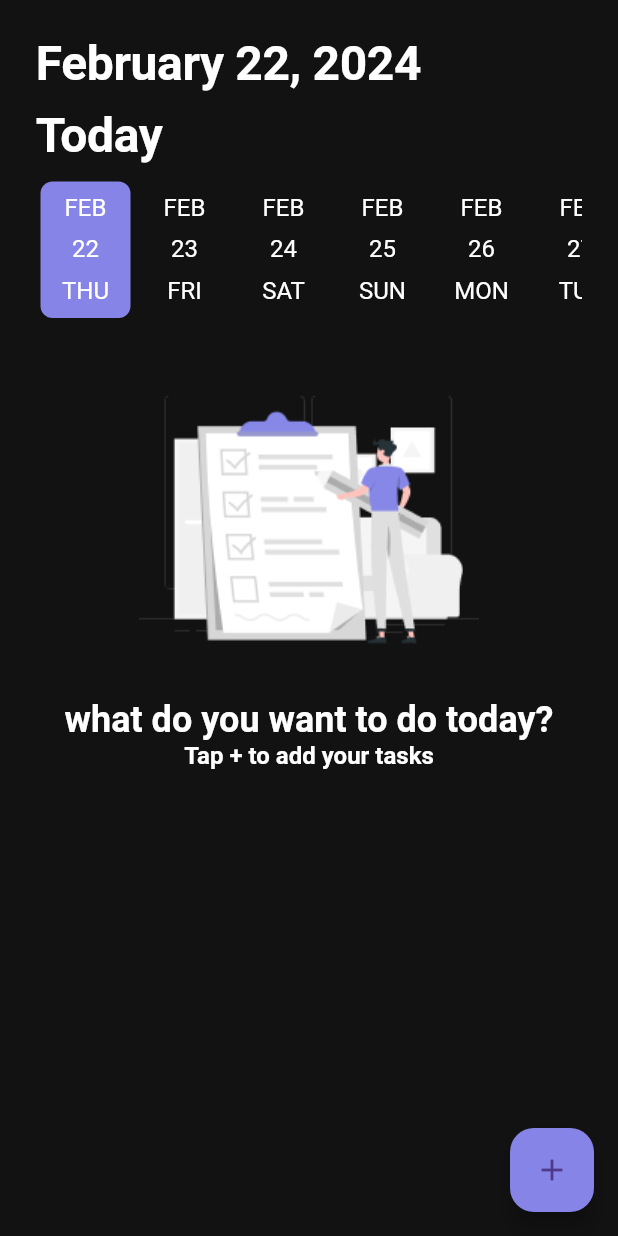
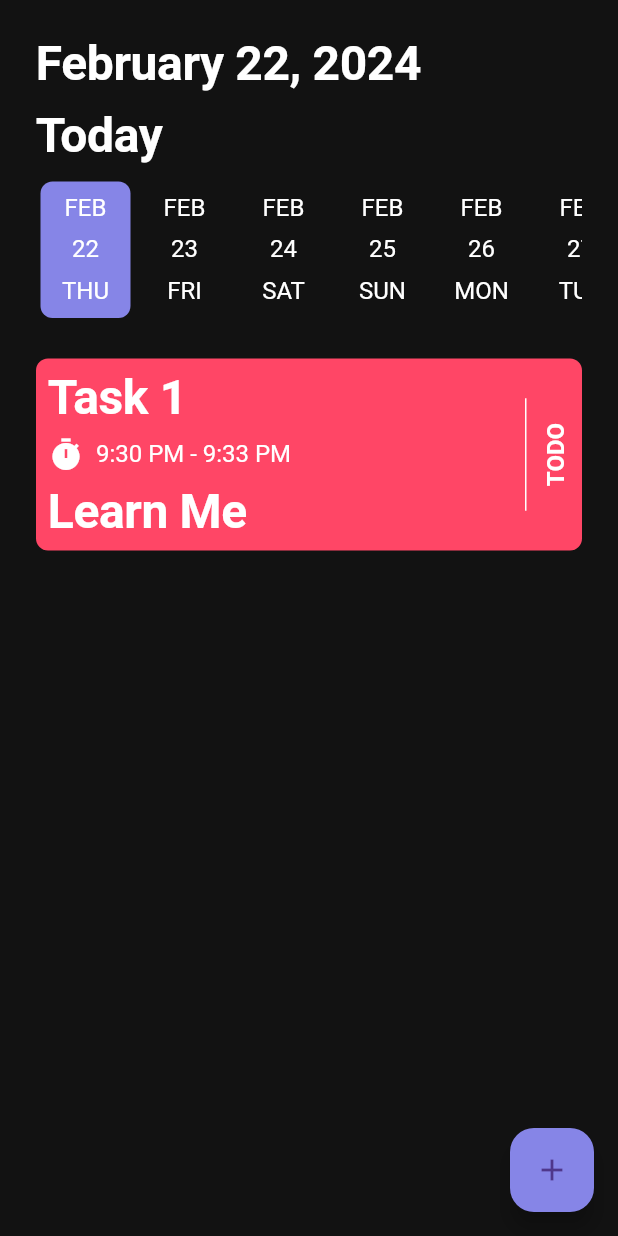
Before and after one commit to hassanoshea/toDo_app, a Flutter app: the screen it shows after launch, after a tap on "Skip", after a tap on "Get Started", on a phone screen of 412 x 824 dp. Run offline on Flutter 3.47's test engine with Material 3 defaults, Android fonts, the phone set to English and light mode, and no system bars; drawn by our look-alikes of date_picker_timeline; our stand-ins replace get_it, shared_preferences, smooth_page_indicator.

Commit message:
just commit

```diff
--- a/lib/core/widgets/custom_elevated_button.dart
+++ b/lib/core/widgets/custom_elevated_button.dart
@@ -3,15 +3,23 @@ import 'package:to_do_app/core/utils/app_colors.dart';
 
 class CustomElevatedButton extends StatelessWidget {
   const CustomElevatedButton(
-      {super.key, required this.text, required this.onPressed});
+      {super.key,
+      required this.text,
+      required this.onPressed,
+      this.color = AppColors.primary});
 
   final String text;
   final VoidCallback onPressed;
+  final Color? color;
 
   @override
   Widget build(BuildContext context) {
     return ElevatedButton(
-      style: Theme.of(context).elevatedButtonTheme.style,
+      style: Theme.of(context)
+          .elevatedButtonTheme
+          .style!
+          .copyWith(backgroundColor:
+          MaterialStatePropertyAll(color)),
       onPressed: onPressed,
       child: Text(
         text,
--- a/lib/feature/task/presentation/screens/home_screen.dart
+++ b/lib/feature/task/presentation/screens/home_screen.dart
@@ -1,9 +1,12 @@
 import 'package:date_picker_timeline/date_picker_timeline.dart';
 import 'package:flutter/material.dart';
 import 'package:intl/intl.dart';
+import 'package:to_do_app/core/commons/commos.dart';
 import 'package:to_do_app/core/utils/app_assets.dart';
 import 'package:to_do_app/core/utils/app_colors.dart';
 import 'package:to_do_app/core/utils/app_string.dart';
+import 'package:to_do_app/core/widgets/custom_elevated_button.dart';
+import 'package:to_do_app/feature/task/presentation/screens/add_task_screen/add_task_screen.dart';
 
 class HomeScreen extends StatelessWidget {
   const HomeScreen({super.key});
@@ -23,12 +26,14 @@ class HomeScreen extends StatelessWidget {
                 style: Theme.of(context).textTheme.displayLarge,
               ),
               const SizedBox(height: 12),
+
               //Today
               Text(
                 AppStrings.today,
                 style: Theme.of(context).textTheme.displayLarge,
               ),
               const SizedBox(height: 10),
+
               //date picker
               DatePicker(
                 DateTime.now(),
@@ -44,13 +49,59 @@ class HomeScreen extends StatelessWidget {
                 },
               ),
               const SizedBox(height: 24),
+
               //no Tasks
-              noTassksWidgets(context)
+              // noTassksWidgets(context)
+              InkWell(
+                  onTap: () {
+                    showModalBottomSheet(
+                        context: context,
+                        builder: (context) {
+                          return Container(
+                            padding: const EdgeInsets.all(24),
+                            height: 240,
+                            color: AppColors.deepGrey,
+                            child: Column(
+                              children: [
+                                //task completed
+                                SizedBox(
+                                    height: 48,
+                                    width: double.infinity,
+                                    child: CustomElevatedButton(
+                                        text: AppStrings.taskCompleted,
+                                        onPressed: () {})),
+                                        const SizedBox(height: 24),
+
+                                //deleteTask
+                                SizedBox(
+                                    height: 48,
+                                    width: double.infinity,
+                                    child: CustomElevatedButton(
+                                      color: AppColors.red,
+                                        text: AppStrings.deleteTask,
+                                        onPressed: () {})),
+                                        const SizedBox(height: 24),
+
+                                //Cancel
+                                SizedBox(
+                                    height: 48,
+                                    width: double.infinity,
+                                    child: CustomElevatedButton(
+                                        text: AppStrings.cancel,
+                                        onPressed: () {})),
+                              ],
+                            ),
+                          );
+                        });
+                  },
+                  child: TaskComponant()),
             ],
           ),
         ),
         floatingActionButton: FloatingActionButton(
-          onPressed: () {},
+          onPressed: () {
+            navigator(context: context, screen: AddTaskScreen());
+          },
           backgroundColor: AppColors.primary,
           child: const Icon(Icons.add),
         ),
@@ -61,6 +112,7 @@ class HomeScreen extends StatelessWidget {
   Column noTassksWidgets(BuildContext context) {
     return Column(children: [
       const SizedBox(width: 500),
+
       //Image
       Image.asset(AppAssets.noTasks),
 
@@ -77,3 +129,71 @@ class HomeScreen extends StatelessWidget {
     ]);
   }
 }
+
+class TaskComponant extends StatelessWidget {
+  const TaskComponant({
+    super.key,
+  });
+
+  @override
+  Widget build(BuildContext context) {
+    return Container(
+      margin: const EdgeInsets.only(bottom: 15),
+      padding: const EdgeInsets.all(8),
+      decoration: BoxDecoration(
+        color: AppColors.red,
+        borderRadius: BorderRadius.circular(8),
+      ),
+      child: Row(
+        children: [
+          //column
+          Expanded(
+            child: Column(
+              crossAxisAlignment: CrossAxisAlignment.start,
+              children: [
+                //text
+                Text('Task 1', style: Theme.of(context).textTheme.displayLarge),
+                const SizedBox(height: 8),
+
+                //row
+                Row(
+                  mainAxisAlignment: MainAxisAlignment.start,
+                  children: [
+                    const Icon(Icons.timer, color: AppColors.white),
+                    const SizedBox(width: 8),
+                    Text(
+                      '9:30 PM - 9:33 PM',
+                      style: Theme.of(context).textTheme.displaySmall,
+                    ),
+                  ],
+                ),
+                const SizedBox(height: 8),
+
+                //text
+                Text('Learn Me',
+                    style: Theme.of(context).textTheme.displayLarge)
+              ],
+            ),
+          ),
+
+          //divider
+          Container(
+            margin: const EdgeInsets.only(right: 10),
+            height: 75,
+            width: 1,
+            color: AppColors.white,
+          ),
+
+          //text
+          RotatedBox(
+            quarterTurns: 3,
+            child: Text(
+              AppStrings.toDo,
+              style: Theme.of(context).textTheme.displayMedium,
+            ),
+          )
+        ],
+      ),
+    );
+  }
+}
```
Also changed, not shown: lib/feature/task/presentation/components/add_task_component.dart (added, +33 -0 lines), lib/feature/task/presentation/screens/add_task_screen/add_task_screen.dart (added, +75 -0 lines).
